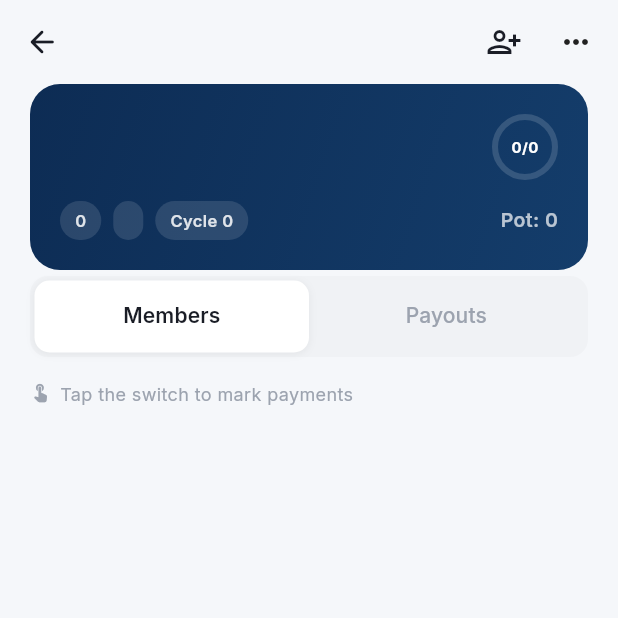
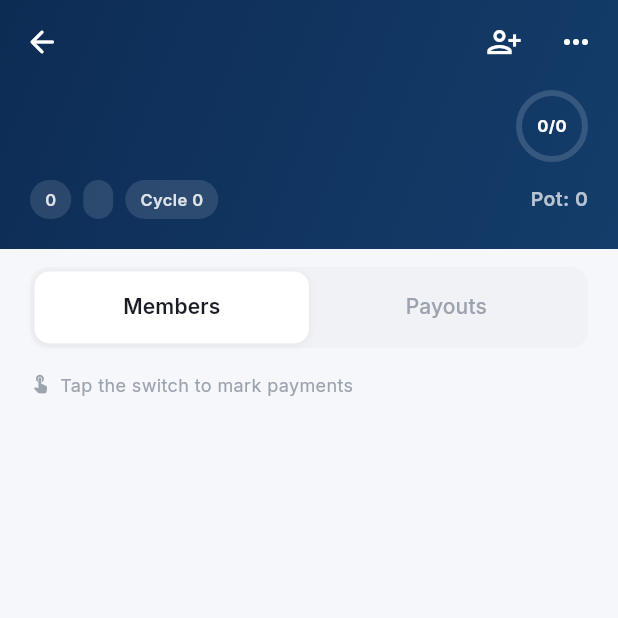
Before and after one commit to Karim-codes/ayuuto-circle-app-flutter-, a Flutter app: the GroupDetailScreen screen opened directly with empty values, on a phone screen of 412 x 824 dp, the top half of it. Run offline on Flutter 3.47's test engine with Material 3 defaults, Android fonts, the phone set to English and light mode, and no system bars; our stand-ins replace flutter_riverpod, go_router, google_fonts, google_sign_in, share_plus, supabase_flutter; accounts and stored records are empty; network calls fail.

Commit message:
fix: restore full-width gradient header on Group Detail, keep segmented tab bar and toggle switches

```diff
--- a/lib/screens/group/group_detail_screen.dart
+++ b/lib/screens/group/group_detail_screen.dart
@@ -80,28 +80,45 @@ class _GroupDetailScreenState extends ConsumerState<GroupDetailScreen>
     final progress = totalMembers > 0 ? paidCount / totalMembers : 0.0;
     final totalPot = group.contributionAmount * totalMembers;
 
-    return SafeArea(
+    return Column(
+      children: [
+        // ── Full-width gradient header ──
+        Container(
+          width: double.infinity,
+          decoration: const BoxDecoration(
+            gradient: LinearGradient(
+              begin: Alignment.topLeft,
+              end: Alignment.bottomRight,
+              colors: [AppColors.primary, Color(0xFF143D6B)],
+            ),
+          ),
+          child: SafeArea(
+            bottom: false,
             child: Column(
+              crossAxisAlignment: CrossAxisAlignment.start,
               children: [
-          // ── Top bar ──
+                // Top bar
                 Padding(
                   padding: const EdgeInsets.fromLTRB(4, 4, 4, 0),
                   child: Row(
                     children: [
                       IconButton(
-                  icon: const Icon(Icons.arrow_back_rounded),
+                        icon: const Icon(Icons.arrow_back_rounded,
+                            color: Colors.white),
                         onPressed: () => context.go('/home'),
                       ),
                       const Spacer(),
                       if (isOrganizer)
                         IconButton(
-                    icon: const Icon(Icons.person_add_alt_1_outlined),
+                          icon: const Icon(Icons.person_add_alt_1_outlined,
+                              color: Colors.white),
                           onPressed: () =>
                               context.push('/group/${widget.groupId}/invite'),
                         ),
                       if (isOrganizer)
                         PopupMenuButton<String>(
-                    icon: const Icon(Icons.more_horiz_rounded),
+                          icon: const Icon(Icons.more_horiz_rounded,
+                              color: Colors.white),
                           shape: RoundedRectangleBorder(
                               borderRadius: BorderRadius.circular(14)),
                           onSelected: (value) async {
@@ -137,39 +154,24 @@ class _GroupDetailScreenState extends ConsumerState<GroupDetailScreen>
                   ),
                 ),
 
-          // ── Header card ──
+                // Group name + progress ring
                 Padding(
-            padding: const EdgeInsets.fromLTRB(20, 4, 20, 0),
-            child: Container(
-              width: double.infinity,
-              padding: const EdgeInsets.all(20),
-              decoration: BoxDecoration(
-                gradient: const LinearGradient(
-                  begin: Alignment.topLeft,
-                  end: Alignment.bottomRight,
-                  colors: [AppColors.primary, Color(0xFF143D6B)],
-                ),
-                borderRadius: BorderRadius.circular(20),
-              ),
-              child: Column(
-                crossAxisAlignment: CrossAxisAlignment.start,
-                children: [
-                  Row(
+                  padding: const EdgeInsets.fromLTRB(20, 8, 20, 0),
+                  child: Row(
                     children: [
                       Expanded(
                         child: Text(
                           group.name,
                           style: const TextStyle(
-                            fontSize: 22,
+                            fontSize: 24,
                             fontWeight: FontWeight.w700,
                             color: Colors.white,
                           ),
                         ),
                       ),
-                      // Mini progress ring
                       SizedBox(
-                        width: 44,
-                        height: 44,
+                        width: 48,
+                        height: 48,
                         child: CustomPaint(
                           painter: _ProgressRingPainter(
                             progress: progress,
@@ -181,7 +183,7 @@ class _GroupDetailScreenState extends ConsumerState<GroupDetailScreen>
                             child: Text(
                               '$paidCount/$totalMembers',
                               style: const TextStyle(
-                                fontSize: 10,
+                                fontSize: 11,
                                 fontWeight: FontWeight.w700,
                                 color: Colors.white,
                               ),
@@ -191,9 +193,12 @@ class _GroupDetailScreenState extends ConsumerState<GroupDetailScreen>
                       ),
                     ],
                   ),
-                  const SizedBox(height: 14),
-                  // Stats row
-                  Row(
+                ),
+
+                // Info pills + pot
+                Padding(
+                  padding: const EdgeInsets.fromLTRB(20, 12, 20, 20),
+                  child: Row(
                     children: [
                       _InfoPill(
                         label: '${group.currencySymbol}${group.contributionAmount.toStringAsFixed(group.contributionAmount == group.contributionAmount.roundToDouble() ? 0 : 2)}',
@@ -213,15 +218,15 @@ class _GroupDetailScreenState extends ConsumerState<GroupDetailScreen>
                       ),
                     ],
                   ),
+                ),
               ],
             ),
           ),
         ),
-          const SizedBox(height: 4),
 
-          // ── Tab bar ──
+        // ── Segmented tab bar ──
         Container(
-            margin: const EdgeInsets.symmetric(horizontal: 20),
+          margin: const EdgeInsets.fromLTRB(20, 12, 20, 4),
           decoration: BoxDecoration(
             color: AppColors.surfaceVariant,
             borderRadius: BorderRadius.circular(12),
@@ -244,17 +249,16 @@ class _GroupDetailScreenState extends ConsumerState<GroupDetailScreen>
             dividerColor: Colors.transparent,
             labelColor: AppColors.textPrimary,
             unselectedLabelColor: AppColors.textTertiary,
-              labelStyle: const TextStyle(
-                  fontSize: 14, fontWeight: FontWeight.w600),
-              unselectedLabelStyle: const TextStyle(
-                  fontSize: 14, fontWeight: FontWeight.w500),
+            labelStyle:
+                const TextStyle(fontSize: 14, fontWeight: FontWeight.w600),
+            unselectedLabelStyle:
+                const TextStyle(fontSize: 14, fontWeight: FontWeight.w500),
             tabs: const [
               Tab(text: 'Members'),
               Tab(text: 'Payouts'),
             ],
           ),
         ),
-          const SizedBox(height: 4),
 
         // ── Tab content ──
         Expanded(
@@ -277,7 +281,6 @@ class _GroupDetailScreenState extends ConsumerState<GroupDetailScreen>
           ),
         ),
       ],
-      ),
     );
   }
 
```
Lines whose indentation alone changed are shown as unchanged.
